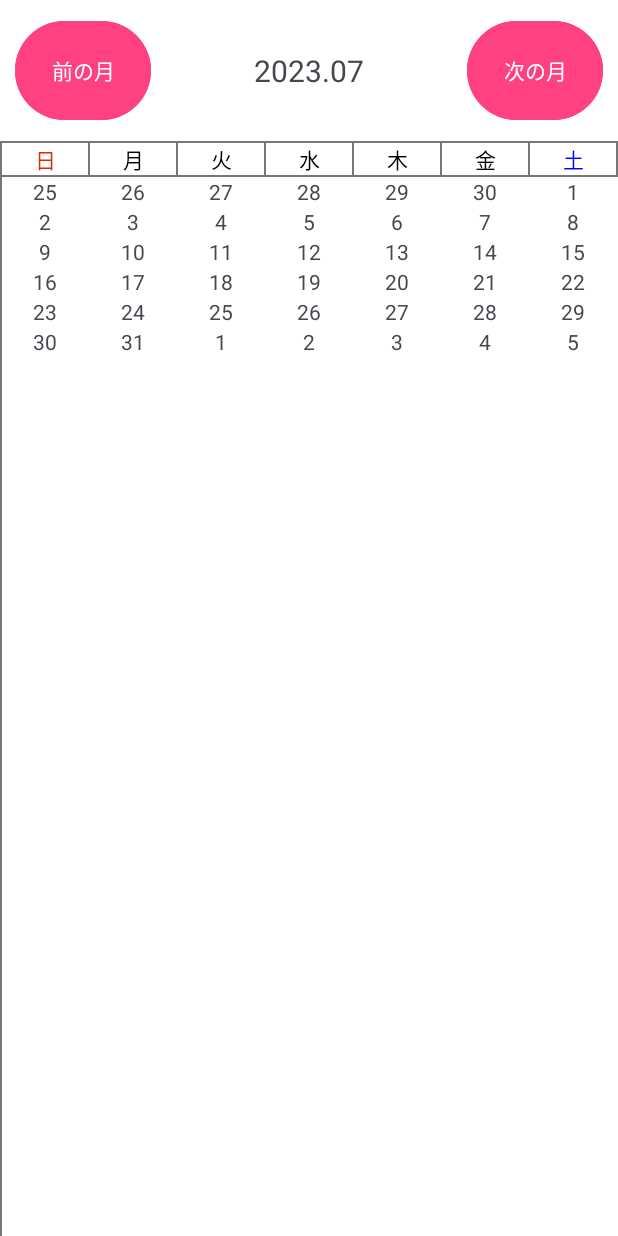
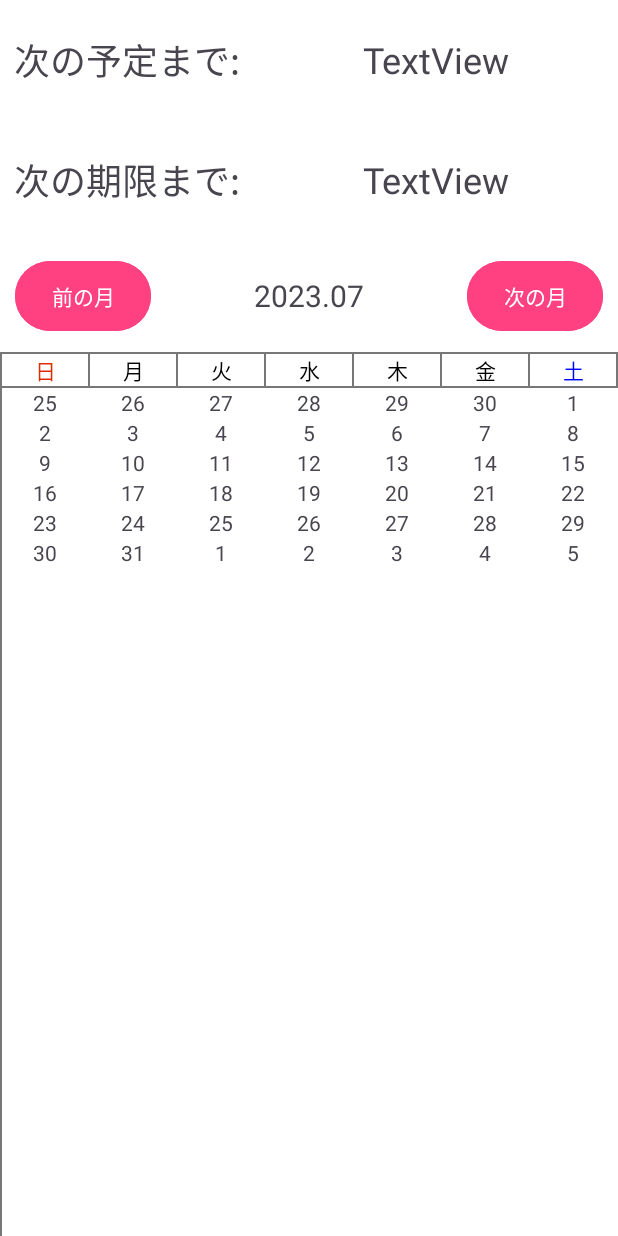
Before and after one commit to umehararyouta/calendar, an Android app: the screen it shows after launch (MainActivity), on a phone screen of 412 x 824 dp. Run offline under Robolectric (Android 15) with nearby library versions, the phone set to English and light mode, and no system bars.

Commit message:
次の予定と次の期限をactivity_main.xmlに追加

```diff
--- a/app/src/main/res/layout/activity_main.xml
+++ b/app/src/main/res/layout/activity_main.xml
@@ -13,6 +13,66 @@
         android:orientation="vertical"
         android:background="@color/grayColor"
         tools:context="jp.co.apps.workout.calendarsample.MainActivity">
+
+        <LinearLayout
+            android:layout_width="match_parent"
+            android:layout_height="80dp"
+            android:orientation="horizontal">
+
+            <TextView
+                android:id="@+id/NextSchedule"
+                android:layout_width="170dp"
+                android:layout_height="match_parent"
+                android:layout_margin="0dp"
+                android:background="@color/whiteColor"
+                android:gravity="center"
+                android:text="次の予定まで:"
+                android:textAlignment="center"
+                android:textSize="24sp"
+                android:visibility="visible" />
+
+            <TextView
+                android:id="@+id/ScheduleTime"
+                android:layout_width="match_parent"
+                android:layout_height="match_parent"
+                android:layout_margin="0dp"
+                android:background="@color/whiteColor"
+                android:gravity="center"
+                android:text="TextView"
+                android:textAlignment="center"
+                android:textSize="24sp"
+                android:visibility="visible" />
+        </LinearLayout>
+
+        <LinearLayout
+            android:layout_width="match_parent"
+            android:layout_height="80dp"
+            android:orientation="horizontal">
+
+            <TextView
+                android:id="@+id/NextTask"
+                android:layout_width="170dp"
+                android:layout_height="match_parent"
+                android:layout_margin="0dp"
+                android:background="@color/whiteColor"
+                android:gravity="center"
+                android:text="次の期限まで:"
+                android:textAlignment="center"
+                android:textSize="24sp"
+                android:visibility="visible" />
+
+            <TextView
+                android:id="@+id/TaskTime"
+                android:layout_width="match_parent"
+                android:layout_height="match_parent"
+                android:layout_margin="0dp"
+                android:background="@color/whiteColor"
+                android:gravity="center"
+                android:text="TextView"
+                android:textAlignment="center"
+                android:textSize="24sp"
+                android:visibility="visible" />
+        </LinearLayout>
 
         <RelativeLayout
             android:layout_width="match_parent"
@@ -52,8 +112,8 @@
         <LinearLayout
             android:layout_width="match_parent"
             android:layout_height="wrap_content"
-            android:orientation="horizontal"
-            android:layout_marginVertical="1dp">
+            android:layout_marginVertical="1dp"
+            android:orientation="horizontal">
 
             <TextView
                 android:layout_width="0dp"
@@ -61,9 +121,9 @@
                 android:layout_marginHorizontal="1dp"
                 android:layout_weight="1"
                 android:background="@color/whiteColor"
+                android:text="日"
                 android:textAlignment="center"
-                android:textColor="@color/redColor"
-                android:text="日" />
+                android:textColor="@color/redColor" />
 
             <TextView
                 android:layout_width="0dp"
@@ -72,58 +132,58 @@
                 android:layout_weight="1"
                 android:background="@color/whiteColor"
                 android:text="月"
-                android:textColor="@color/blackColor"
-                android:textAlignment="center"/>
+                android:textAlignment="center"
+                android:textColor="@color/blackColor" />
 
             <TextView
                 android:layout_width="0dp"
                 android:layout_height="match_parent"
+                android:layout_marginRight="1dp"
                 android:layout_weight="1"
-                android:layout_marginRight="1dp"
+                android:background="@color/whiteColor"
+                android:text="火"
                 android:textAlignment="center"
-                android:text="火"
-                android:textColor="@color/blackColor"
-                android:background="@color/whiteColor"/>
+                android:textColor="@color/blackColor" />
 
             <TextView
                 android:layout_width="0dp"
                 android:layout_height="match_parent"
+                android:layout_marginRight="1dp"
                 android:layout_weight="1"
-                android:layout_marginRight="1dp"
+                android:background="@color/whiteColor"
+                android:text="水"
                 android:textAlignment="center"
-                android:text="水"
-                android:textColor="@color/blackColor"
-                android:background="@color/whiteColor"/>
+                android:textColor="@color/blackColor" />
 
             <TextView
                 android:layout_width="0dp"
                 android:layout_height="match_parent"
+                android:layout_marginRight="1dp"
                 android:layout_weight="1"
-                android:layout_marginRight="1dp"
+                android:background="@color/whiteColor"
+                android:text="木"
                 android:textAlignment="center"
-                android:text="木"
-                android:textColor="@color/blackColor"
-                android:background="@color/whiteColor"/>
+                android:textColor="@color/blackColor" />
 
             <TextView
                 android:layout_width="0dp"
                 android:layout_height="match_parent"
+                android:layout_marginRight="1dp"
                 android:layout_weight="1"
-                android:layout_marginRight="1dp"
+                android:background="@color/whiteColor"
+                android:text="金"
                 android:textAlignment="center"
-                android:text="金"
-                android:textColor="@color/blackColor"
-                android:background="@color/whiteColor"/>
+                android:textColor="@color/blackColor" />
 
             <TextView
                 android:layout_width="0dp"
                 android:layout_height="match_parent"
+                android:layout_marginRight="1dp"
                 android:layout_weight="1"
-                android:layout_marginRight="1dp"
+                android:background="@color/whiteColor"
+                android:text="土"
                 android:textAlignment="center"
-                android:text="土"
-                android:textColor="@color/blueColor"
-                android:background="@color/whiteColor"/>
+                android:textColor="@color/blueColor" />
 
         </LinearLayout>
 
```
